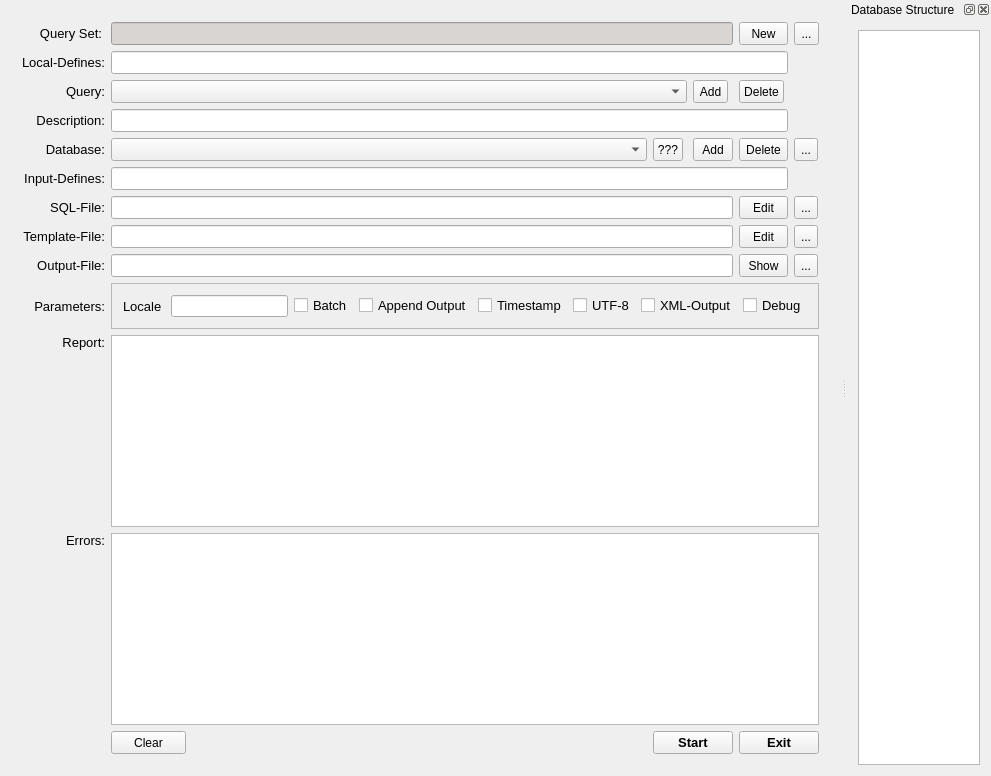
Old version of the form SqlReport.ui in the repository mosling/SQLReport.
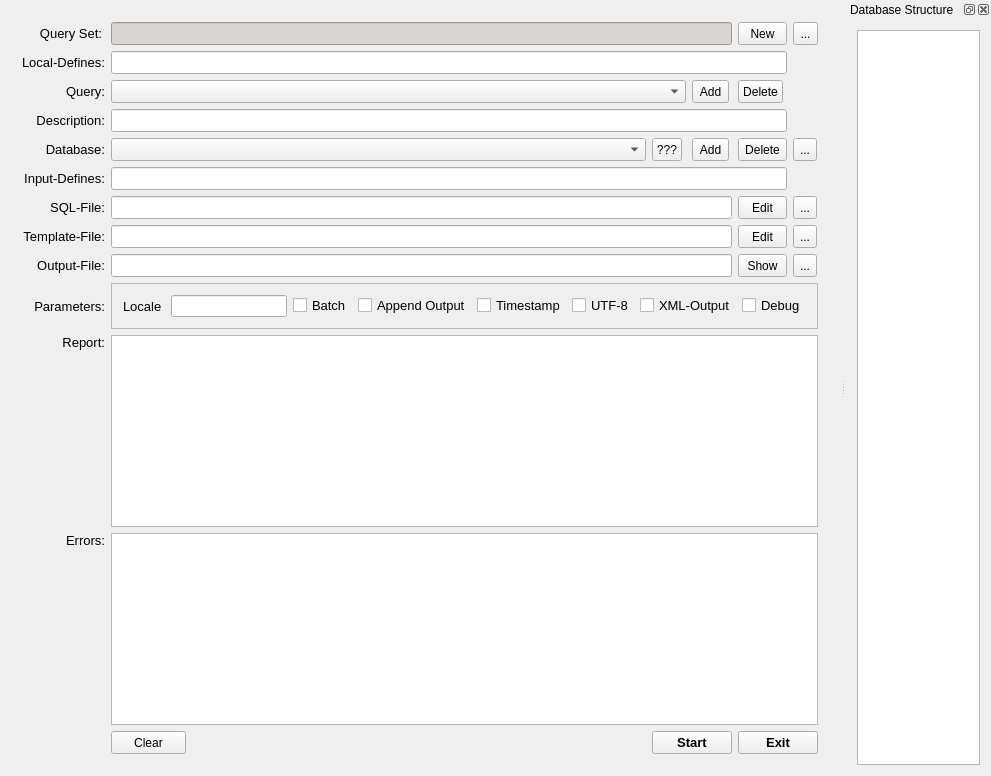
New version of the form.

Commit message: bugfix delete query set

```diff
--- a/SqlReport.ui
+++ b/SqlReport.ui
@@ -146,7 +146,7 @@
          </property>
          <property name="maximumSize">
           <size>
-           <width>35</width>
+           <width>37</width>
            <height>16777215</height>
           </size>
          </property>
@@ -248,7 +248,7 @@
          </property>
          <property name="maximumSize">
           <size>
-           <width>16777215</width>
+           <width>37</width>
            <height>16777215</height>
           </size>
          </property>
```
The commit also changes 2 other files.
